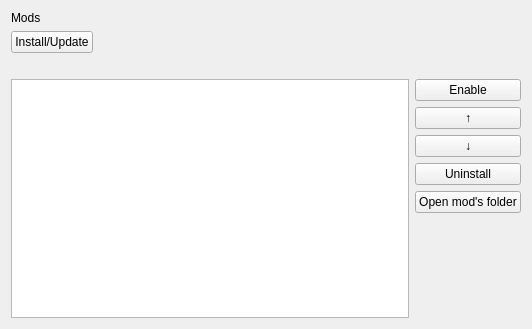
Above: src/gmaginai_l/forms/widgets/mods_widget.ui from Spoonail-Iroiro/gmaginai-l before the change. Below: the same form after it.
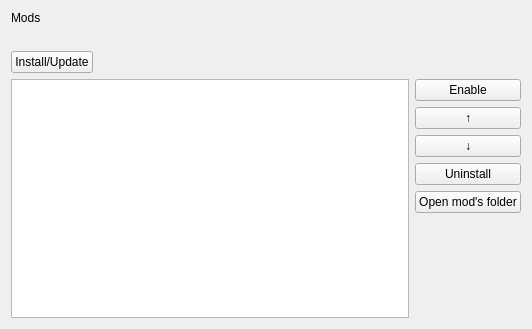
That is the form after the change.

```diff
--- a/src/gmaginai_l/forms/widgets/mods_widget.ui
+++ b/src/gmaginai_l/forms/widgets/mods_widget.ui
@@ -21,30 +21,6 @@
      </property>
     </widget>
    </item>
-   <item>
-    <layout class="QHBoxLayout" name="horizontalLayout_2">
-     <item>
-      <widget class="QPushButton" name="btn_add">
-       <property name="text">
-        <string>Install/Update</string>
-       </property>
-      </widget>
-     </item>
-     <item>
-      <spacer name="horizontalSpacer">
-       <property name="orientation">
-        <enum>Qt::Orientation::Horizontal</enum>
-       </property>
-       <property name="sizeHint" stdset="0">
-        <size>
-         <width>40</width>
-         <height>20</height>
-        </size>
-       </property>
-      </spacer>
-     </item>
-    </layout>
-   </item>
    <item>
     <widget class="QLabel" name="txt_main">
      <property name="sizePolicy">
@@ -67,6 +43,30 @@
      </property>
     </widget>
    </item>
+   <item>
+    <layout class="QHBoxLayout" name="horizontalLayout_2">
+     <item>
+      <widget class="QPushButton" name="btn_add">
+       <property name="text">
+        <string>Install/Update</string>
+       </property>
+      </widget>
+     </item>
+     <item>
+      <spacer name="horizontalSpacer">
+       <property name="orientation">
+        <enum>Qt::Orientation::Horizontal</enum>
+       </property>
+       <property name="sizeHint" stdset="0">
+        <size>
+         <width>40</width>
+         <height>20</height>
+        </size>
+       </property>
+      </spacer>
+     </item>
+    </layout>
+   </item>
    <item>
     <layout class="QHBoxLayout" name="horizontalLayout">
      <item>
```
